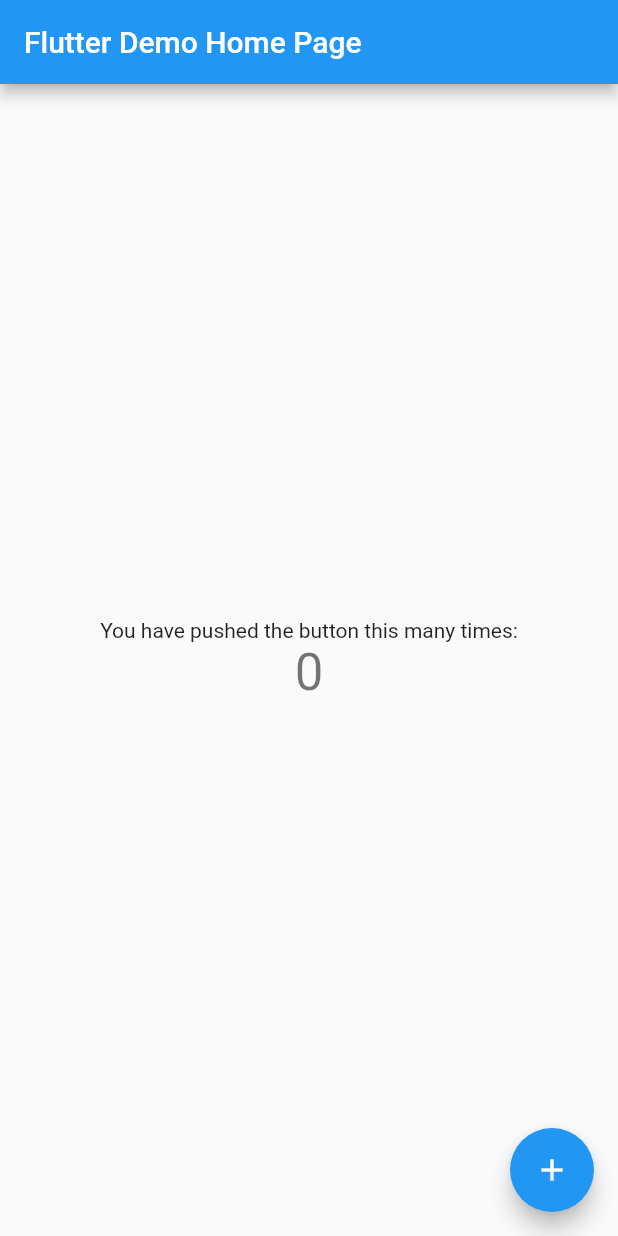
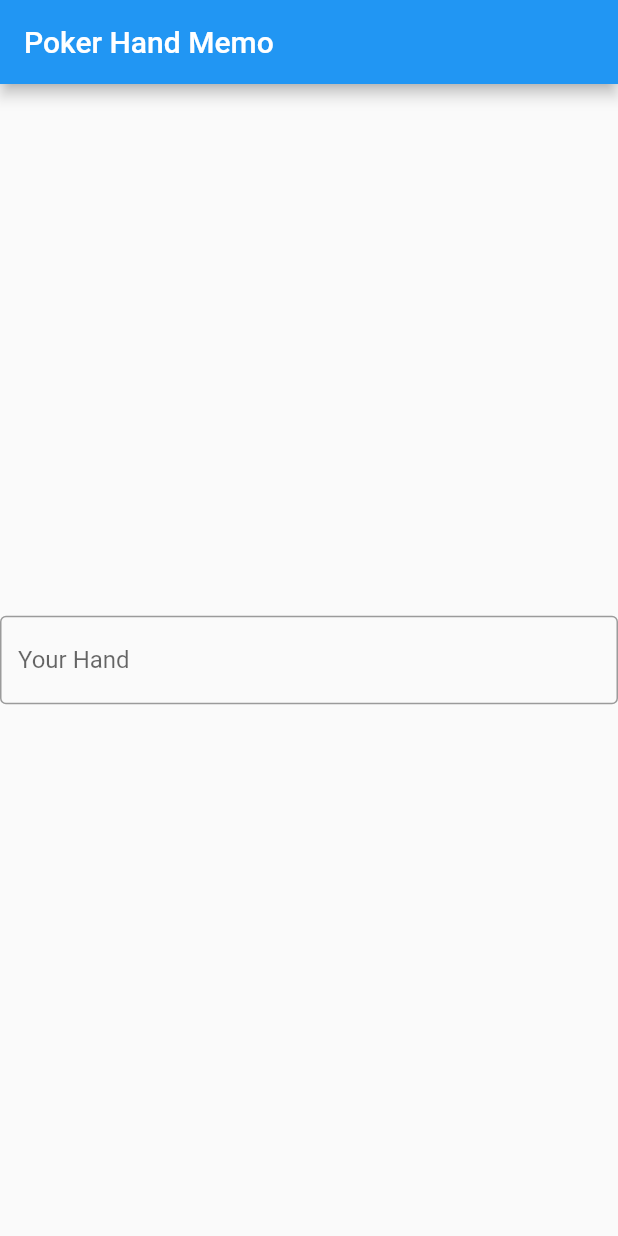
Before and after one commit to arafubeatbox/poker_hand_memo, a Flutter app: the screen it shows after launch, on a phone screen of 412 x 824 dp. Run offline on Flutter 3.47's test engine with Material 2 defaults, Android fonts, the phone set to English and light mode, and no system bars.

Commit message:
hand input box

```diff
--- a/lib/main.dart
+++ b/lib/main.dart
@@ -11,33 +11,15 @@ class MyApp extends StatelessWidget {
     return MaterialApp(
       title: 'Flutter Demo',
       theme: ThemeData(
-        // This is the theme of your application.
-        //
-        // Try running your application with "flutter run". You'll see the
-        // application has a blue toolbar. Then, without quitting the app, try
-        // changing the primarySwatch below to Colors.green and then invoke
-        // "hot reload" (press "r" in the console where you ran "flutter run",
-        // or simply save your changes to "hot reload" in a Flutter IDE).
-        // Notice that the counter didn't reset back to zero; the application
-        // is not restarted.
         primarySwatch: Colors.blue,
       ),
-      home: MyHomePage(title: 'Flutter Demo Home Page'),
+      home: MyHomePage(title: 'Poker Hand Memo'),
     );
   }
 }
 
 class MyHomePage extends StatefulWidget {
   MyHomePage({Key key, this.title}) : super(key: key);
-
-  // This widget is the home page of your application. It is stateful, meaning
-  // that it has a State object (defined below) that contains fields that affect
-  // how it looks.
-
-  // This class is the configuration for the state. It holds the values (in this
-  // case the title) provided by the parent (in this case the App widget) and
-  // used by the build method of the State. Fields in a Widget subclass are
-  // always marked "final".
 
   final String title;
 
@@ -46,68 +28,57 @@ class MyHomePage extends StatefulWidget {
 }
 
 class _MyHomePageState extends State<MyHomePage> {
-  int _counter = 0;
+  TextEditingController _controller;
 
-  void _incrementCounter() {
-    setState(() {
-      // This call to setState tells the Flutter framework that something has
-      // changed in this State, which causes it to rerun the build method below
-      // so that the display can reflect the updated values. If we changed
-      // _counter without calling setState(), then the build method would not be
-      // called again, and so nothing would appear to happen.
-      _counter++;
-    });
+  void initState() {
+    super.initState();
+    _controller = TextEditingController();
+  }
+
+  void dispose() {
+    _controller.dispose();
+    super.dispose();
   }
 
   @override
   Widget build(BuildContext context) {
-    // This method is rerun every time setState is called, for instance as done
-    // by the _incrementCounter method above.
-    //
-    // The Flutter framework has been optimized to make rerunning build methods
-    // fast, so that you can just rebuild anything that needs updating rather
-    // than having to individually change instances of widgets.
     return Scaffold(
       appBar: AppBar(
-        // Here we take the value from the MyHomePage object that was created by
-        // the App.build method, and use it to set our appbar title.
         title: Text(widget.title),
       ),
       body: Center(
-        // Center is a layout widget. It takes a single child and positions it
-        // in the middle of the parent.
         child: Column(
-          // Column is also a layout widget. It takes a list of children and
-          // arranges them vertically. By default, it sizes itself to fit its
-          // children horizontally, and tries to be as tall as its parent.
-          //
-          // Invoke "debug painting" (press "p" in the console, choose the
-          // "Toggle Debug Paint" action from the Flutter Inspector in Android
-          // Studio, or the "Toggle Debug Paint" command in Visual Studio Code)
-          // to see the wireframe for each widget.
-          //
-          // Column has various properties to control how it sizes itself and
-          // how it positions its children. Here we use mainAxisAlignment to
-          // center the children vertically; the main axis here is the vertical
-          // axis because Columns are vertical (the cross axis would be
-          // horizontal).
           mainAxisAlignment: MainAxisAlignment.center,
           children: <Widget>[
-            Text(
-              'You have pushed the button this many times:',
-            ),
-            Text(
-              '$_counter',
-              style: Theme.of(context).textTheme.headline4,
-            ),
+            TextField(
+              decoration: InputDecoration(
+                border: OutlineInputBorder(),
+                labelText: 'Your Hand',
+              ),
+              controller: _controller,
+              onSubmitted: (String value) async {
+                await showDialog<void>(
+                  context: context,
+                  builder: (BuildContext context) {
+                    return AlertDialog(
+                      title: const Text('Thanks!'),
+                      content: Text('You typed "$value".'),
+                      actions: <Widget>[
+                        FlatButton(
+                          onPressed: () {
+                            Navigator.pop(context);
+                          },
+                          child: const Text('OK'),
+                        ),
+                      ],
+                    );
+                  },
+                );
+              },
+            )
           ],
         ),
       ),
-      floatingActionButton: FloatingActionButton(
-        onPressed: _incrementCounter,
-        tooltip: 'Increment',
-        child: Icon(Icons.add),
-      ), // This trailing comma makes auto-formatting nicer for build methods.
     );
   }
 }
```
